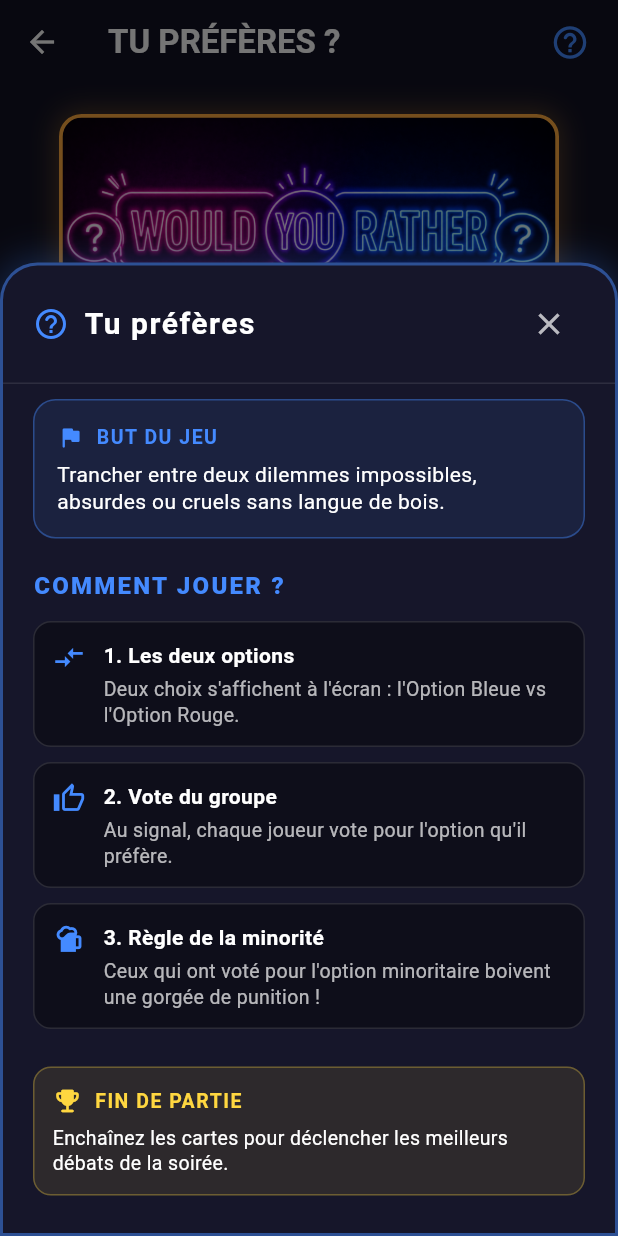
After one commit to Erakiss/GameFLix, a Flutter app: the WyrLobbyScreen screen opened directly, after a tap on the "help outline" icon, on a phone screen of 412 x 824 dp. The commit adds this screen. Run offline on Flutter 3.47's test engine with Material 3 defaults, Android fonts, the light colour scheme and no system bars; our stand-ins replace audioplayers, auto_size_text, font_awesome_flutter, shared_preferences; accounts and stored records are empty.

Commit message:
feat: add GameRulesSheet modal and help button in game lobbies (#3)

```diff
--- a/lib/games/codenames/code_lobby.dart
+++ b/lib/games/codenames/code_lobby.dart
@@ -7,6 +7,7 @@ import 'dart:math';
 import 'package:gameflix/models/player.dart';
 import 'package:gameflix/shared/widgets/neon_lobby_banner.dart';
 import 'package:gameflix/shared/widgets/neon_category_switch.dart';
+import 'package:gameflix/shared/widgets/game_rules_sheet.dart';
 import 'package:gameflix/games/codenames/code_game.dart';
 
 class CodeWord {
@@ -194,7 +195,15 @@ class _CodeLobbyScreenState extends State<CodeLobbyScreen> {
         title: const Text("NOM DE CODE", style: TextStyle(fontWeight: FontWeight.bold, color: Colors.white)),
         backgroundColor: Colors.transparent,
         elevation: 0,
-        iconTheme: const IconThemeData(color: Colors.white)
+        iconTheme: const IconThemeData(color: Colors.white),
+        actions: [
+          IconButton(
+            icon: const Icon(Icons.help_outline_rounded, color: Colors.cyanAccent, size: 26),
+            tooltip: 'Règles du jeu',
+            onPressed: () => GameRulesSheet.show(context, DefaultGameRules.getRules('code')),
+          ),
+          const SizedBox(width: 8),
+        ],
       ),
       body: SafeArea(
         child: _isLoading
--- a/lib/games/imposter/imp_lobby.dart
+++ b/lib/games/imposter/imp_lobby.dart
@@ -8,6 +8,7 @@ import 'package:gameflix/models/player.dart';
 import 'package:gameflix/games/imposter/imp_game.dart';
 import 'package:gameflix/shared/widgets/neon_category_switch.dart';
 import 'package:gameflix/shared/widgets/neon_lobby_banner.dart';
+import 'package:gameflix/shared/widgets/game_rules_sheet.dart';
 
 // --- MODÈLE ---
 class ImpCard {
@@ -118,7 +119,20 @@ class _ImpLobbyScreenState extends State<ImpLobbyScreen> {
 
     return Scaffold(
       backgroundColor: const Color(0xFF111122),
-      appBar: AppBar(title: const Text("L'IMPOSTEUR", style: TextStyle(fontWeight: FontWeight.bold, color: Colors.white)), backgroundColor: Colors.transparent, elevation: 0, iconTheme: const IconThemeData(color: Colors.white)),
+      appBar: AppBar(
+        title: const Text("L'IMPOSTEUR", style: TextStyle(fontWeight: FontWeight.bold, color: Colors.white)),
+        backgroundColor: Colors.transparent,
+        elevation: 0,
+        iconTheme: const IconThemeData(color: Colors.white),
+        actions: [
+          IconButton(
+            icon: const Icon(Icons.help_outline_rounded, color: Colors.orangeAccent, size: 26),
+            tooltip: 'Règles du jeu',
+            onPressed: () => GameRulesSheet.show(context, DefaultGameRules.getRules('imp')),
+          ),
+          const SizedBox(width: 8),
+        ],
+      ),
       body: SafeArea(
         child: Padding(
           padding: const EdgeInsets.symmetric(horizontal: 20),
--- a/lib/games/never_have_i_ever/nhie_lobby.dart
+++ b/lib/games/never_have_i_ever/nhie_lobby.dart
@@ -7,6 +7,7 @@ import 'package:gameflix/models/player.dart';
 import 'package:gameflix/games/never_have_i_ever/nhie_game.dart';
 import 'package:gameflix/shared/widgets/neon_category_switch.dart';
 import 'package:gameflix/shared/widgets/neon_lobby_banner.dart';
+import 'package:gameflix/shared/widgets/game_rules_sheet.dart';
 
 class NhieCard {
   final String difficulty;
@@ -65,7 +66,19 @@ class _NhieLobbyScreenState extends State<NhieLobbyScreen> {
 
     return Scaffold(
       backgroundColor: const Color(0xFF111122),
-      appBar: AppBar(title: const Text("JE N'AI JAMAIS", style: TextStyle(fontWeight: FontWeight.bold)), backgroundColor: Colors.transparent, elevation: 0),
+      appBar: AppBar(
+        title: const Text("JE N'AI JAMAIS", style: TextStyle(fontWeight: FontWeight.bold)),
+        backgroundColor: Colors.transparent,
+        elevation: 0,
+        actions: [
+          IconButton(
+            icon: const Icon(Icons.help_outline_rounded, color: Colors.cyanAccent, size: 26),
+            tooltip: 'Règles du jeu',
+            onPressed: () => GameRulesSheet.show(context, DefaultGameRules.getRules('nhie')),
+          ),
+          const SizedBox(width: 8),
+        ],
+      ),
       body: Padding(
         padding: const EdgeInsets.all(20),
         child: Column(
--- a/lib/games/truth_or_dare/tod_lobby.dart
+++ b/lib/games/truth_or_dare/tod_lobby.dart
@@ -6,6 +6,7 @@ import 'dart:convert';
 import 'package:gameflix/models/player.dart';
 import 'package:gameflix/models/game_card.dart';
 import 'package:gameflix/games/truth_or_dare/tod_game.dart';
+import 'package:gameflix/shared/widgets/game_rules_sheet.dart';
 
 class TodLobbyScreen extends StatefulWidget {
   final List<Player> players;
@@ -129,7 +130,19 @@ class _TodLobbyScreenState extends State<TodLobbyScreen> {
     if (_isLoading) return const Scaffold(body: Center(child: CircularProgressIndicator()));
 
     return Scaffold(
-      appBar: AppBar(title: const Text("Configuration", style: TextStyle(fontWeight: FontWeight.bold, letterSpacing: 2)), backgroundColor: Colors.transparent, elevation: 0),
+      appBar: AppBar(
+        title: const Text("Configuration", style: TextStyle(fontWeight: FontWeight.bold, letterSpacing: 2)),
+        backgroundColor: Colors.transparent,
+        elevation: 0,
+        actions: [
+          IconButton(
+            icon: const Icon(Icons.help_outline_rounded, color: Colors.purpleAccent, size: 26),
+            tooltip: 'Règles du jeu',
+            onPressed: () => GameRulesSheet.show(context, DefaultGameRules.getRules('tod')),
+          ),
+          const SizedBox(width: 8),
+        ],
+      ),
       extendBodyBehindAppBar: true,
       body: Container(
         decoration: const BoxDecoration(gradient: LinearGradient(begin: Alignment.topLeft, end: Alignment.bottomRight, colors: [Color(0xFF050515), Color(0xFF111122), Color(0xFF2B003B)])),
--- a/lib/games/would_you_rather/wyr_lobby.dart
+++ b/lib/games/would_you_rather/wyr_lobby.dart
@@ -7,6 +7,7 @@ import 'dart:math';
 import 'package:gameflix/games/would_you_rather/wyr_game.dart';
 import 'package:gameflix/shared/widgets/neon_category_switch.dart';
 import 'package:gameflix/shared/widgets/neon_lobby_banner.dart';
+import 'package:gameflix/shared/widgets/game_rules_sheet.dart';
 
 // --- MODÈLE ---
 class WyrCard {
@@ -79,7 +80,20 @@ class _WyrLobbyScreenState extends State<WyrLobbyScreen> {
   Widget build(BuildContext context) {
     return Scaffold(
       backgroundColor: const Color(0xFF111122),
-      appBar: AppBar(title: const Text("TU PRÉFÈRES ?", style: TextStyle(fontWeight: FontWeight.bold, color: Colors.white)), backgroundColor: Colors.transparent, elevation: 0, iconTheme: const IconThemeData(color: Colors.white)),
+      appBar: AppBar(
+        title: const Text("TU PRÉFÈRES ?", style: TextStyle(fontWeight: FontWeight.bold, color: Colors.white)),
+        backgroundColor: Colors.transparent,
+        elevation: 0,
+        iconTheme: const IconThemeData(color: Colors.white),
+        actions: [
+          IconButton(
+            icon: const Icon(Icons.help_outline_rounded, color: Colors.blueAccent, size: 26),
+            tooltip: 'Règles du jeu',
+            onPressed: () => GameRulesSheet.show(context, DefaultGameRules.getRules('wyr')),
+          ),
+          const SizedBox(width: 8),
+        ],
+      ),
       body: SafeArea(
         child: Padding(
           padding: const EdgeInsets.all(20),
--- /dev/null
+++ b/lib/shared/widgets/game_rules_sheet.dart
@@ -0,0 +1,468 @@
+// lib/shared/widgets/game_rules_sheet.dart
+import 'package:flutter/material.dart';
+
+// --- MODÈLES DE DONNÉES DES RÈGLES ---
+
+/// Étape ou règle spécifique du déroulement d'un jeu.
+class GameRuleStep {
+  final String title;
+  final String description;
+  final IconData? icon;
+
+  const GameRuleStep({
+    required this.title,
+    required this.description,
+    this.icon,
+  });
+}
+
+/// Ensemble complet des règles associées à un mini-jeu.
+class GameRules {
+  /// Nom affiché du jeu
+  final String gameTitle;
+
+  /// Objectif principal de la partie
+  final String objective;
+
+  /// Étapes du déroulement du jeu
+  final List<GameRuleStep> steps;
+
+  /// Condition de victoire ou de fin de partie
+  final String? endCondition;
+
+  /// Couleur d'accentuation néon thématique
+  final Color accentColor;
+
+  const GameRules({
+    required this.gameTitle,
+    required this.objective,
+    required this.steps,
+    this.endCondition,
+    this.accentColor = Colors.cyanAccent,
+  });
+}
+
+// --- CATALOGUE DES RÈGLES PAR DÉFAUT ---
+
+/// Fournisseur des règles préconfigurées pour les mini-jeux de GameFlix.
+class DefaultGameRules {
+  DefaultGameRules._();
+
+  static GameRules getRules(String gameId) {
+    switch (gameId) {
+      case 'tod':
+        return const GameRules(
+          gameTitle: 'Action ou Vérité',
+          objective: 'Découvrir les secrets de tes potes ou relever des défis délirants sans te défiler.',
+          accentColor: Colors.purpleAccent,
+          steps: [
+            GameRuleStep(
+              title: '1. Choix du joueur',
+              description: 'Le jeu désigne le joueur actif. Choisis entre Vérité (honnêteté obligatoire) ou Action (gage à accomplir).',
+              icon: Icons.touch_app,
+            ),
+            GameRuleStep(
+              title: '2. Les catégories de cartes',
+              description: 'SOFT pour démarrer tranquillement, FUN pour rigoler entre potes, et HOT pour chauffer l\'ambiance.',
+              icon: Icons.layers,
+            ),
+            GameRuleStep(
+              title: '3. En cas de refus',
+              description: 'Si un joueur refuse catégoriquement d\'accomplir son gage ou d\'avouer la vérité, il prend une gorgée de pénalité !',
+              icon: Icons.warning_amber_rounded,
+            ),
+          ],
+          endCondition: 'Jouez autant de tours que vous voulez. La partie s\'arrête quand la table n\'a plus de secrets !',
+        );
+
+      case 'nhie':
+        return const GameRules(
+          gameTitle: "Je n'ai jamais",
+          objective: 'Être le premier joueur à franchir la ligne d\'arrivée en ayant déjà fait ce qui est annoncé !',
+          accentColor: Colors.cyanAccent,
+          steps: [
+            GameRuleStep(
+              title: '1. Annonce de la phrase',
+              description: 'Une affirmation commence toujours par "Je n\'ai jamais...". Lis-la à voix haute pour tout le monde.',
+              icon: Icons.record_voice_over,
+            ),
+            GameRuleStep(
+              title: '2. Avance ou reste sur place',
+              description: 'Tous les joueurs qui ont DÉJÀ fait l\'action annoncée avancent d\'une case dans leur couloir de course.',
+              icon: Icons.directions_run,
+            ),
+            GameRuleStep(
+              title: '3. Solidarité & Gorgée',
+              description: 'Ceux qui avancent assument leurs bêtises et trinquent tous ensemble !',
+              icon: Icons.local_bar,
+            ),
+          ],
+          endCondition: 'Le premier joueur qui atteint la dernière case de son couloir remporte la course !',
+        );
+
+      case 'imp':
+        return const GameRules(
+          gameTitle: "L'Imposteur",
+          objective: 'Pour les civils : démasquer l\'imposteur. Pour l\'imposteur : se fondre dans la masse sans se faire griller.',
+          accentColor: Colors.orangeAccent,
+          steps: [
+            GameRuleStep(
+              title: '1. Découverte secrète',
+              description: 'Passez-vous le téléphone. Chaque civil découvre le mot secret. L\'imposteur reçoit une consigne floue (ou rien en mode Mister White).',
+              icon: Icons.visibility_off,
+            ),
+            GameRuleStep(
+              title: '2. Tour d\'indices',
+              description: 'Dans l\'ordre, chaque joueur donne UN SEUL mot comme indice en lien avec le mot secret.',
+              icon: Icons.chat_bubble_outline,
+            ),
+            GameRuleStep(
+              title: '3. Débat & Vote',
+              description: 'À la fin du tour, débattez ensemble et votez tous en même temps pour désigner l\'imposteur présumé.',
+              icon: Icons.how_to_vote,
+            ),
+          ],
+          endCondition: 'Les civils gagnent s\'ils votent contre l\'imposteur. L\'imposteur gagne s\'il survit au vote ou s\'il devine le mot secret.',
+        );
+
+      case 'wyr':
+        return const GameRules(
+          gameTitle: 'Tu préfères',
+          objective: 'Trancher entre deux dilemmes impossibles, absurdes ou cruels sans langue de bois.',
+          accentColor: Colors.blueAccent,
+          steps: [
+            GameRuleStep(
+              title: '1. Les deux options',
+              description: 'Deux choix s\'affichent à l\'écran : l\'Option Bleue vs l\'Option Rouge.',
+              icon: Icons.compare_arrows,
+            ),
+            GameRuleStep(
+              title: '2. Vote du groupe',
+              description: 'Au signal, chaque joueur vote pour l\'option qu\'il préfère.',
+              icon: Icons.thumb_up_alt_outlined,
+            ),
+            GameRuleStep(
+              title: '3. Règle de la minorité',
+              description: 'Ceux qui ont voté pour l\'option minoritaire boivent une gorgée de punition !',
+              icon: Icons.sports_bar,
+            ),
+          ],
+          endCondition: 'Enchaînez les cartes pour déclencher les meilleurs débats de la soirée.',
+        );
+
+      case 'code':
+        return const GameRules(
+          gameTitle: 'Codenames',
+          objective: 'Faire deviner tous les mots de son équipe avant les adversaires, tout en évitant l\'Assassin.',
+          accentColor: Colors.cyanAccent,
+          steps: [
+            GameRuleStep(
+              title: '1. Composition des équipes',
+              description: 'Deux équipes (Rouge et Bleu). Dans chaque équipe, un Maître-Espion fait deviner les mots à ses Agents de terrain.',
+              icon: Icons.groups,
+            ),
+            GameRuleStep(
+              title: '2. L\'indice codé',
+              description: 'Le Maître-Espion donne un indice composé d\'UN mot et d\'UN chiffre (ex: "Plage 2" pour relier deux mots).',
+              icon: Icons.lightbulb_outline,
+            ),
+            GameRuleStep(
+              title: '3. Révélation des cartes',
+              description: 'Les agents cliquent sur les cartes correspondantes. Si la carte est de leur couleur, ils continuent.',
+              icon: Icons.style,
+            ),
+          ],
+          endCondition: 'La première équipe qui découvre toutes ses cartes gagne. Toucher la carte Assassin provoque une défaite immédiate !',
+        );
+
+      case 'board':
+        return const GameRules(
+          gameTitle: 'Jeu de Plateau',
+          objective: 'Avancer son pion sur le plateau et survivre aux cases pièges jusqu\'à la ligne d\'arrivée.',
+          accentColor: Colors.amberAccent,
+          steps: [
+            GameRuleStep(
+              title: '1. Lancer de dé',
+              description: 'Chaque joueur lance le dé à son tour pour faire progresser son pion.',
+              icon: Icons.casino_outlined,
+            ),
+            GameRuleStep(
+              title: '2. Les cases spéciales',
+              description: 'Cases gages, cartes bonus, défis collectifs ou pénalités de gorgées selon la couleur de la case.',
+              icon: Icons.alt_route_rounded,
+            ),
+            GameRuleStep(
+              title: '3. Les duels',
+              description: 'Si deux pions se croisent, défiez votre adversaire pour l\'obliger à reculer !',
+              icon: Icons.sports_mma_outlined,
+            ),
+          ],
+          endCondition: 'Le premier joueur qui atteint exactement la dernière case du plateau remporte la partie.',
+        );
+
+      default:
+        return GameRules(
+          gameTitle: 'Règles du jeu',
+          objective: 'Amusez-vous entre amis !',
+          accentColor: Colors.cyanAccent,
+          steps: const [
+            GameRuleStep(
+              title: 'Déroulement',
+              description: 'Suivez les instructions affichées à l\'écran à chaque tour.',
+            ),
+          ],
+        );
+    }
+  }
+}
+
+// --- WIDGET FEUILLE MODALE DES RÈGLES ---
+
+/// Modal Bottom Sheet stylisée affichant les règles d'un jeu.
+class GameRulesSheet extends StatelessWidget {
+  final GameRules rules;
+
+  const GameRulesSheet({super.key, required this.rules});
+
+  /// Méthode d'ouverture rapide du modal
+  static void show(BuildContext context, GameRules rules) {
+    showModalBottomSheet(
+      context: context,
+      isScrollControlled: true,
+      backgroundColor: Colors.transparent,
+      builder: (_) => GameRulesSheet(rules: rules),
+    );
+  }
+
+  @override
+  Widget build(BuildContext context) {
+    return Container(
+      constraints: BoxConstraints(
+        maxHeight: MediaQuery.of(context).size.height * 0.85,
+      ),
+      decoration: BoxDecoration(
+        color: const Color(0xFF16162A),
+        borderRadius: const BorderRadius.vertical(top: Radius.circular(25)),
+        border: Border.all(color: rules.accentColor.withValues(alpha: 0.5), width: 2),
+        boxShadow: [
+          BoxShadow(
+            color: rules.accentColor.withValues(alpha: 0.25),
+            blurRadius: 20,
+            spreadRadius: 2,
+          ),
+        ],
+      ),
+      child: SafeArea(
+        top: false,
+        child: Column(
+          mainAxisSize: MainAxisSize.min,
+          children: [
+            // 1. Barre supérieure de fermeture
+            _buildHeader(context),
+
+            // 2. Contenu scrollable des règles
+            Flexible(
+              child: SingleChildScrollView(
+                padding: const EdgeInsets.symmetric(horizontal: 20, vertical: 10),
+                child: Column(
+                  crossAxisAlignment: CrossAxisAlignment.start,
+                  children: [
+                    // --- SECTION : OBJECTIF DU JEU ---
+                    _buildObjectiveCard(),
+                    const SizedBox(height: 20),
+
+                    // --- SECTION : ÉTAPES DU JEU ---
+                    Text(
+                      'COMMENT JOUER ?',
+                      style: TextStyle(
+                        fontSize: 16,
+                        fontWeight: FontWeight.w900,
+                        color: rules.accentColor,
+                        letterSpacing: 1.5,
+                      ),
+                    ),
+                    const SizedBox(height: 12),
+                    ...rules.steps.map((step) => _buildStepCard(step)),
+
+                    // --- SECTION : CONDITION DE FIN ---
+                    if (rules.endCondition != null) ...[
+                      const SizedBox(height: 15),
+                      _buildEndConditionCard(),
+                    ],
+                    const SizedBox(height: 15),
+                  ],
+                ),
+              ),
+            ),
+          ],
+        ),
+      ),
+    );
+  }
+
+  /// En-tête de la feuille avec titre et bouton de fermeture
+  Widget _buildHeader(BuildContext context) {
+    return Container(
+      padding: const EdgeInsets.symmetric(horizontal: 20, vertical: 15),
+      decoration: BoxDecoration(
+        border: Border(
+          bottom: BorderSide(color: Colors.white.withValues(alpha: 0.1)),
+        ),
+      ),
+      child: Row(
+        mainAxisAlignment: MainAxisAlignment.spaceBetween,
+        children: [
+          Row(
+            children: [
+              Icon(Icons.help_outline_rounded, color: rules.accentColor, size: 24),
+              const SizedBox(width: 10),
+              Text(
+                rules.gameTitle,
+                style: const TextStyle(
+                  fontSize: 20,
+                  fontWeight: FontWeight.bold,
+                  color: Colors.white,
+                  letterSpacing: 1,
+                ),
+              ),
+            ],
+          ),
+          IconButton(
+            icon: const Icon(Icons.close, color: Colors.white70),
+            onPressed: () => Navigator.of(context).pop(),
+          ),
+        ],
+      ),
+    );
+  }
+
+  /// Bloc résumant l'objectif principal du jeu
+  Widget _buildObjectiveCard() {
+    return Container(
+      width: double.infinity,
+      padding: const EdgeInsets.all(15),
+      decoration: BoxDecoration(
+        color: rules.accentColor.withValues(alpha: 0.1),
+        borderRadius: BorderRadius.circular(15),
+        border: Border.all(color: rules.accentColor.withValues(alpha: 0.4)),
+      ),
+      child: Column(
+        crossAxisAlignment: CrossAxisAlignment.start,
+        children: [
+          Row(
+            children: [
+              Icon(Icons.flag_rounded, color: rules.accentColor, size: 18),
+              const SizedBox(width: 8),
+              Text(
+                'BUT DU JEU',
+                style: TextStyle(
+                  fontSize: 13,
+                  fontWeight: FontWeight.bold,
+                  color: rules.accentColor,
+                  letterSpacing: 1,
+                ),
+              ),
+            ],
+          ),
+          const SizedBox(height: 6),
+          Text(
+            rules.objective,
+            style: const TextStyle(
+              fontSize: 14,
+              color: Colors.white,
+              height: 1.3,
+            ),
+          ),
+        ],
+      ),
+    );
+  }
+
+  /// Carte individuelle pour une étape du jeu
+  Widget _buildStepCard(GameRuleStep step) {
+    return Container(
+      margin: const EdgeInsets.only(bottom: 10),
+      padding: const EdgeInsets.all(12),
+      decoration: BoxDecoration(
+        color: Colors.black38,
+        borderRadius: BorderRadius.circular(12),
+        border: Border.all(color: Colors.white12),
+      ),
+      child: Row(
+        crossAxisAlignment: CrossAxisAlignment.start,
+        children: [
+          if (step.icon != null) ...[
+            Icon(step.icon, color: rules.accentColor, size: 22),
+            const SizedBox(width: 12),
+          ],
+          Expanded(
+            child: Column(
+              crossAxisAlignment: CrossAxisAlignment.start,
+              children: [
+                Text(
+                  step.title,
+                  style: const TextStyle(
+                    fontSize: 14,
+                    fontWeight: FontWeight.bold,
+                    color: Colors.white,
+                  ),
+                ),
+                const SizedBox(height: 4),
+                Text(
+                  step.description,
+                  style: const TextStyle(
+                    fontSize: 13,
+                    color: Colors.white70,
+                    height: 1.3,
+                  ),
+                ),
+              ],
+            ),
+          ),
+        ],
+      ),
+    );
+  }
+
+  /// Bloc signalant la condition de fin ou victoire
+  Widget _buildEndConditionCard() {
+    return Container(
+      width: double.infinity,
+      padding: const EdgeInsets.all(12),
+      decoration: BoxDecoration(
+        color: Colors.amberAccent.withValues(alpha: 0.1),
+        borderRadius: BorderRadius.circular(12),
+        border: Border.all(color: Colors.amberAccent.withValues(alpha: 0.3)),
+      ),
+      child: Column(
+        crossAxisAlignment: CrossAxisAlignment.start,
+        children: [
+          const Row(
+            children: [
+              Icon(Icons.emoji_events_rounded, color: Colors.amberAccent, size: 20),
+              SizedBox(width: 8),
+              Text(
+                'FIN DE PARTIE',
+                style: TextStyle(
+                  fontSize: 13,
+                  fontWeight: FontWeight.bold,
+                  color: Colors.amberAccent,
+                  letterSpacing: 1,
+                ),
+              ),
+            ],
+          ),
+          const SizedBox(height: 6),
+          Text(
+            rules.endCondition!,
+            style: const TextStyle(
+              fontSize: 13,
+              color: Colors.white,
+              height: 1.3,
+            ),
+          ),
+        ],
+      ),
+    );
+  }
+}
```
Also changed, not shown: 1 other file.
